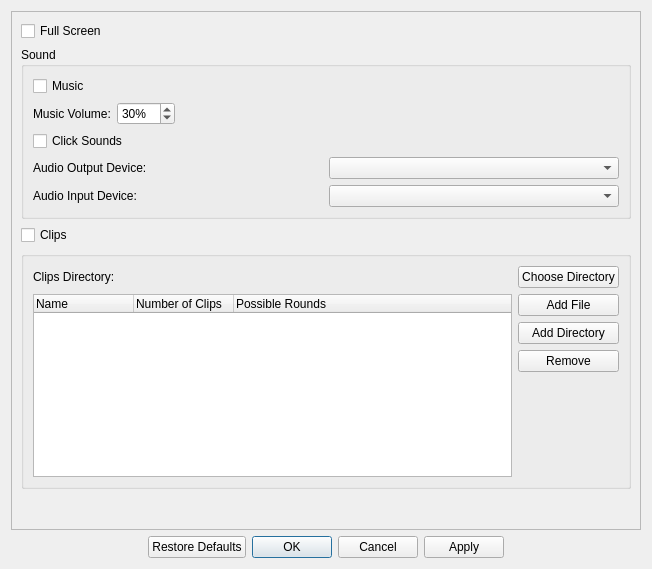
This is ui/settings.ui in tdauth/gustavsfairyland as Qt 5 draws it before an edit. The edited form follows.
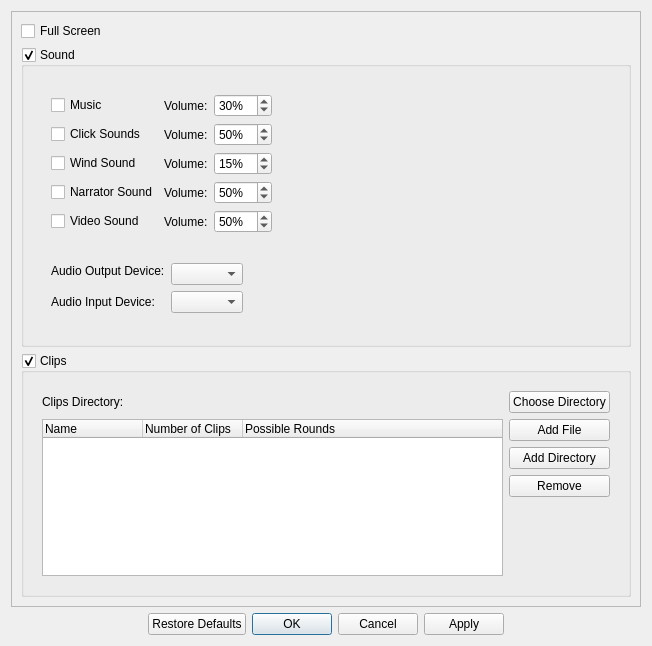
This is the edited form. Icons and pictures are not drawn.

Commit message:
Improved GUI and added sound settings
- Improved settings GUI: Icons, layout etc.
- Added sound settings.
- Simplified click sounds settings.

Increased version number.

Patch:
```diff
--- a/ui/settings.ui
+++ b/ui/settings.ui
@@ -7,7 +7,7 @@
     <x>0</x>
     <y>0</y>
     <width>652</width>
-    <height>569</height>
+    <height>646</height>
    </rect>
   </property>
   <property name="windowTitle">
@@ -25,48 +25,97 @@
         <x>0</x>
         <y>0</y>
         <width>632</width>
-        <height>520</height>
+        <height>597</height>
        </rect>
       </property>
       <layout class="QGridLayout" name="gridLayout_2">
        <item row="2" column="0" colspan="2">
-        <widget class="QGroupBox" name="groupBox">
+        <widget class="QGroupBox" name="soundGroupBox">
+         <property name="sizePolicy">
+          <sizepolicy hsizetype="Preferred" vsizetype="Preferred">
+           <horstretch>0</horstretch>
+           <verstretch>0</verstretch>
+          </sizepolicy>
+         </property>
          <property name="title">
           <string>Sound</string>
          </property>
-         <layout class="QGridLayout" name="gridLayout_5">
-          <item row="2" column="0">
+         <property name="checkable">
+          <bool>true</bool>
+         </property>
+         <layout class="QVBoxLayout" name="verticalLayout_2">
+          <item>
+           <widget class="QWidget" name="soundsWidget" native="true">
+            <property name="sizePolicy">
+             <sizepolicy hsizetype="Expanding" vsizetype="Expanding">
+              <horstretch>0</horstretch>
+              <verstretch>0</verstretch>
+             </sizepolicy>
+            </property>
+            <layout class="QVBoxLayout" name="verticalLayout_4">
+             <item>
+              <widget class="QWidget" name="volumeWidget" native="true">
+               <layout class="QGridLayout" name="gridLayout_3">
+                <item row="1" column="1">
+                 <widget class="QLabel" name="label_6">
+                  <property name="text">
+                   <string>Volume:</string>
+                  </property>
+                 </widget>
+                </item>
+                <item row="1" column="4">
+                 <spacer name="horizontalSpacer_3">
+                  <property name="orientation">
+                   <enum>Qt::Horizontal</enum>
+                  </property>
+                  <property name="sizeHint" stdset="0">
+                   <size>
+                    <width>40</width>
+                    <height>20</height>
+                   </size>
+                  </property>
+                 </spacer>
+                </item>
+                <item row="0" column="0">
+                 <widget class="QCheckBox" name="musicCheckBox">
+                  <property name="text">
+                   <string>Music</string>
+                  </property>
+                 </widget>
+                </item>
+                <item row="1" column="0">
            <widget class="QCheckBox" name="clickSoundsCheckBox">
             <property name="text">
              <string>Click Sounds</string>
             </property>
            </widget>
           </item>
+                <item row="2" column="0">
+                 <widget class="QCheckBox" name="windSoundCheckBox">
+                  <property name="text">
+                   <string>Wind Sound</string>
+                  </property>
+                 </widget>
+                </item>
           <item row="3" column="0">
-           <layout class="QHBoxLayout" name="horizontalLayout_2">
-            <item>
-             <widget class="QLabel" name="label_4">
+                 <widget class="QCheckBox" name="narratorSoundCheckBox">
               <property name="text">
-               <string>Audio Output Device:</string>
+                   <string>Narrator Sound</string>
               </property>
              </widget>
             </item>
-            <item>
-             <widget class="QComboBox" name="audioOutputDeviceComboBox"/>
-            </item>
-           </layout>
-          </item>
-          <item row="1" column="0">
-           <layout class="QHBoxLayout" name="horizontalLayout">
-            <item>
+                <item row="0" column="1">
              <widget class="QLabel" name="label_3">
               <property name="text">
-               <string>Music Volume:</string>
+                   <string>Volume:</string>
               </property>
              </widget>
             </item>
-            <item>
+                <item row="0" column="2">
              <widget class="QSpinBox" name="musicVolumeSpinBox">
+                  <property name="specialValueText">
+                   <string/>
+                  </property>
               <property name="suffix">
                <string>%</string>
               </property>
@@ -81,7 +130,7 @@
               </property>
              </widget>
             </item>
-            <item>
+                <item row="0" column="4">
              <spacer name="horizontalSpacer">
               <property name="orientation">
                <enum>Qt::Horizontal</enum>
@@ -94,56 +143,239 @@
               </property>
              </spacer>
             </item>
-           </layout>
-          </item>
-          <item row="0" column="0">
-           <widget class="QCheckBox" name="musicCheckBox">
-            <property name="text">
-             <string>Music</string>
-            </property>
-           </widget>
-          </item>
-          <item row="4" column="0">
-           <layout class="QHBoxLayout" name="horizontalLayout_3">
+                <item row="1" column="2">
+                 <widget class="QSpinBox" name="clickSoundsVolumeSpinBox">
+                  <property name="suffix">
+                   <string>%</string>
+                  </property>
+                  <property name="prefix">
+                   <string/>
+                  </property>
+                  <property name="maximum">
+                   <number>100</number>
+                  </property>
+                  <property name="value">
+                   <number>50</number>
+                  </property>
+                 </widget>
+                </item>
+                <item row="4" column="0">
+                 <widget class="QCheckBox" name="videoSoundCheckBox">
+                  <property name="text">
+                   <string>Video Sound</string>
+                  </property>
+                 </widget>
+                </item>
+                <item row="2" column="2">
+                 <widget class="QSpinBox" name="windSoundVolumeSpinBox">
+                  <property name="suffix">
+                   <string>%</string>
+                  </property>
+                  <property name="value">
+                   <number>15</number>
+                  </property>
+                 </widget>
+                </item>
+                <item row="3" column="2">
+                 <widget class="QSpinBox" name="narratorSoundVolumeSpinBox">
+                  <property name="suffix">
+                   <string>%</string>
+                  </property>
+                  <property name="value">
+                   <number>50</number>
+                  </property>
+                 </widget>
+                </item>
+                <item row="4" column="2">
+                 <widget class="QSpinBox" name="videoSoundVolumeSpinBox">
+                  <property name="suffix">
+                   <string>%</string>
+                  </property>
+                  <property name="value">
+                   <number>50</number>
+                  </property>
+                 </widget>
+                </item>
+                <item row="2" column="1">
+                 <widget class="QLabel" name="label_2">
+                  <property name="text">
+                   <string>Volume:</string>
+                  </property>
+                 </widget>
+                </item>
+                <item row="3" column="1">
+                 <widget class="QLabel" name="label_7">
+                  <property name="text">
+                   <string>Volume:</string>
+                  </property>
+                 </widget>
+                </item>
+                <item row="4" column="1">
+                 <widget class="QLabel" name="label_8">
+                  <property name="text">
+                   <string>Volume:</string>
+                  </property>
+                 </widget>
+                </item>
+                <item row="2" column="4">
+                 <spacer name="horizontalSpacer_4">
+                  <property name="orientation">
+                   <enum>Qt::Horizontal</enum>
+                  </property>
+                  <property name="sizeHint" stdset="0">
+                   <size>
+                    <width>40</width>
+                    <height>20</height>
+                   </size>
+                  </property>
+                 </spacer>
+                </item>
+                <item row="3" column="4">
+                 <spacer name="horizontalSpacer_5">
+                  <property name="orientation">
+                   <enum>Qt::Horizontal</enum>
+                  </property>
+                  <property name="sizeHint" stdset="0">
+                   <size>
+                    <width>40</width>
+                    <height>20</height>
+                   </size>
+                  </property>
+                 </spacer>
+                </item>
+                <item row="4" column="4">
+                 <spacer name="horizontalSpacer_6">
+                  <property name="orientation">
+                   <enum>Qt::Horizontal</enum>
+                  </property>
+                  <property name="sizeHint" stdset="0">
+                   <size>
+                    <width>40</width>
+                    <height>20</height>
+                   </size>
+                  </property>
+                 </spacer>
+                </item>
+               </layout>
+              </widget>
+             </item>
             <item>
+              <widget class="QWidget" name="widget" native="true">
+               <layout class="QGridLayout" name="gridLayout_4">
+                <item row="4" column="0">
              <widget class="QLabel" name="label_5">
               <property name="text">
                <string>Audio Input Device:</string>
               </property>
              </widget>
             </item>
-            <item>
+                <item row="1" column="2">
+                 <widget class="QComboBox" name="audioOutputDeviceComboBox"/>
+                </item>
+                <item row="0" column="0" rowspan="2" colspan="2">
+                 <widget class="QLabel" name="label_4">
+                  <property name="text">
+                   <string>Audio Output Device:</string>
+                  </property>
+                 </widget>
+                </item>
+                <item row="1" column="3">
+                 <spacer name="horizontalSpacer_7">
+                  <property name="orientation">
+                   <enum>Qt::Horizontal</enum>
+                  </property>
+                  <property name="sizeHint" stdset="0">
+                   <size>
+                    <width>40</width>
+                    <height>20</height>
+                   </size>
+                  </property>
+                 </spacer>
+                </item>
+                <item row="4" column="3">
+                 <spacer name="horizontalSpacer_8">
+                  <property name="orientation">
+                   <enum>Qt::Horizontal</enum>
+                  </property>
+                  <property name="sizeHint" stdset="0">
+                   <size>
+                    <width>40</width>
+                    <height>20</height>
+                   </size>
+                  </property>
+                 </spacer>
+                </item>
+                <item row="4" column="2">
              <widget class="QComboBox" name="audioInputDeviceComboBox"/>
             </item>
            </layout>
-          </item>
+              </widget>
+             </item>
+             <item>
+              <spacer name="verticalSpacer_2">
+               <property name="orientation">
+                <enum>Qt::Vertical</enum>
+               </property>
+               <property name="sizeHint" stdset="0">
+                <size>
+                 <width>20</width>
+                 <height>40</height>
+                </size>
+               </property>
+              </spacer>
+             </item>
          </layout>
         </widget>
        </item>
-       <item row="5" column="0" colspan="2">
+         </layout>
+        </widget>
+       </item>
+       <item row="4" column="0" colspan="2">
         <widget class="QGroupBox" name="clipsGroupBox">
          <property name="sizePolicy">
-          <sizepolicy hsizetype="Expanding" vsizetype="Expanding">
+          <sizepolicy hsizetype="Preferred" vsizetype="Preferred">
            <horstretch>0</horstretch>
            <verstretch>0</verstretch>
           </sizepolicy>
          </property>
          <property name="title">
-          <string/>
+          <string>Clips</string>
          </property>
-         <layout class="QGridLayout" name="gridLayout_4">
-          <item row="1" column="2">
-           <spacer name="horizontalSpacer_2">
-            <property name="orientation">
-             <enum>Qt::Horizontal</enum>
-            </property>
-            <property name="sizeHint" stdset="0">
+         <property name="checkable">
+          <bool>true</bool>
+         </property>
+         <layout class="QVBoxLayout" name="verticalLayout_3">
+          <item>
+           <widget class="QWidget" name="clipsWidget" native="true">
+            <property name="sizePolicy">
+             <sizepolicy hsizetype="Expanding" vsizetype="Expanding">
+              <horstretch>0</horstretch>
+              <verstretch>0</verstretch>
+             </sizepolicy>
+            </property>
+            <layout class="QGridLayout" name="gridLayout_5">
+             <item row="0" column="3">
+              <widget class="QPushButton" name="clipsDirectoryPushButton">
+               <property name="sizePolicy">
+                <sizepolicy hsizetype="Preferred" vsizetype="Fixed">
+                 <horstretch>0</horstretch>
+                 <verstretch>0</verstretch>
+                </sizepolicy>
+               </property>
+               <property name="text">
+                <string>Choose Directory</string>
+               </property>
+               <property name="icon">
+                <iconset resource="../oxygen-icons-png-master/oxygen_windows.qrc">
+                 <normaloff>:/themes/oxygen/32x32/actions/document-open-folder.png</normaloff>:/themes/oxygen/32x32/actions/document-open-folder.png</iconset>
+               </property>
+               <property name="iconSize">
              <size>
-              <width>40</width>
-              <height>20</height>
-             </size>
-            </property>
-           </spacer>
+                 <width>32</width>
+                 <height>32</height>
+                </size>
+               </property>
+              </widget>
           </item>
           <item row="3" column="3">
            <layout class="QVBoxLayout" name="verticalLayout">
@@ -158,6 +390,16 @@
               <property name="text">
                <string>Add File</string>
               </property>
+                 <property name="icon">
+                  <iconset resource="../oxygen-icons-png-master/oxygen_windows.qrc">
+                   <normaloff>:/themes/oxygen/32x32/actions/document-open.png</normaloff>:/themes/oxygen/32x32/actions/document-open.png</iconset>
+                 </property>
+                 <property name="iconSize">
+                  <size>
+                   <width>32</width>
+                   <height>32</height>
+                  </size>
+                 </property>
              </widget>
             </item>
             <item>
@@ -171,6 +413,16 @@
               <property name="text">
                <string>Add Directory</string>
               </property>
+                 <property name="icon">
+                  <iconset resource="../oxygen-icons-png-master/oxygen_windows.qrc">
+                   <normaloff>:/themes/oxygen/32x32/actions/document-open-folder.png</normaloff>:/themes/oxygen/32x32/actions/document-open-folder.png</iconset>
+                 </property>
+                 <property name="iconSize">
+                  <size>
+                   <width>32</width>
+                   <height>32</height>
+                  </size>
+                 </property>
              </widget>
             </item>
             <item>
@@ -184,6 +436,16 @@
               <property name="text">
                <string>Remove</string>
               </property>
+                 <property name="icon">
+                  <iconset resource="../oxygen-icons-png-master/oxygen_windows.qrc">
+                   <normaloff>:/themes/oxygen/32x32/actions/dialog-close.png</normaloff>:/themes/oxygen/32x32/actions/dialog-close.png</iconset>
+                 </property>
+                 <property name="iconSize">
+                  <size>
+                   <width>32</width>
+                   <height>32</height>
+                  </size>
+                 </property>
              </widget>
             </item>
             <item>
@@ -201,16 +463,23 @@
             </item>
            </layout>
           </item>
-          <item row="1" column="3">
-           <widget class="QPushButton" name="clipsDirectoryPushButton">
-            <property name="sizePolicy">
-             <sizepolicy hsizetype="Preferred" vsizetype="Fixed">
-              <horstretch>0</horstretch>
-              <verstretch>0</verstretch>
-             </sizepolicy>
-            </property>
+             <item row="0" column="2">
+              <spacer name="horizontalSpacer_2">
+               <property name="orientation">
+                <enum>Qt::Horizontal</enum>
+               </property>
+               <property name="sizeHint" stdset="0">
+                <size>
+                 <width>40</width>
+                 <height>20</height>
+                </size>
+               </property>
+              </spacer>
+             </item>
+             <item row="0" column="0">
+              <widget class="QLabel" name="label">
             <property name="text">
-             <string>Choose Directory</string>
+                <string>Clips Directory:</string>
             </property>
            </widget>
           </item>
@@ -233,14 +502,7 @@
             </column>
            </widget>
           </item>
-          <item row="1" column="0">
-           <widget class="QLabel" name="label">
-            <property name="text">
-             <string>Clips Directory:</string>
-            </property>
-           </widget>
-          </item>
-          <item row="1" column="1">
+             <item row="0" column="1">
            <widget class="QLabel" name="clipsDirectoryLabel">
             <property name="text">
              <string/>
@@ -250,11 +512,7 @@
          </layout>
         </widget>
        </item>
-       <item row="3" column="0" colspan="2">
-        <widget class="QCheckBox" name="checkBox_2">
-         <property name="text">
-          <string>Clips</string>
-         </property>
+         </layout>
         </widget>
        </item>
        <item row="1" column="0" colspan="2">
@@ -264,19 +522,6 @@
          </property>
         </widget>
        </item>
-       <item row="6" column="0" colspan="2">
-        <spacer name="verticalSpacer_2">
-         <property name="orientation">
-          <enum>Qt::Vertical</enum>
-         </property>
-         <property name="sizeHint" stdset="0">
-          <size>
-           <width>20</width>
-           <height>40</height>
-          </size>
-         </property>
-        </spacer>
-       </item>
       </layout>
      </widget>
     </widget>
```
Left out of the diff: 32 changed lines with no effect on the pictures. Lines whose indentation alone changed are shown as unchanged. The commit also changes 10 other files.
